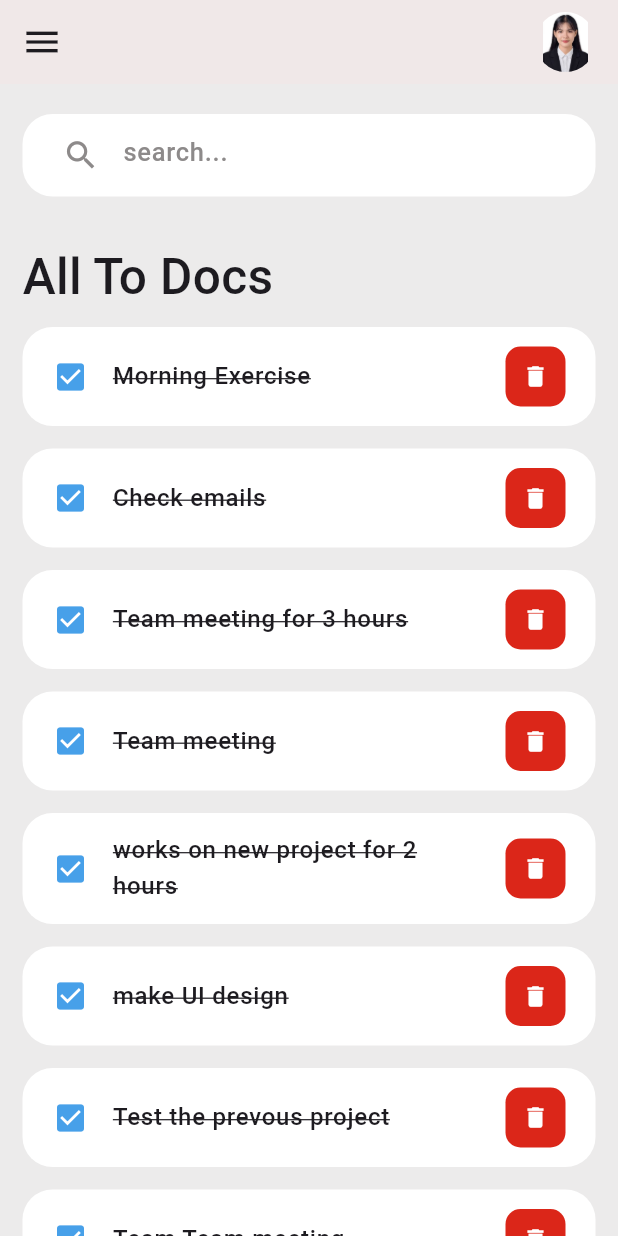
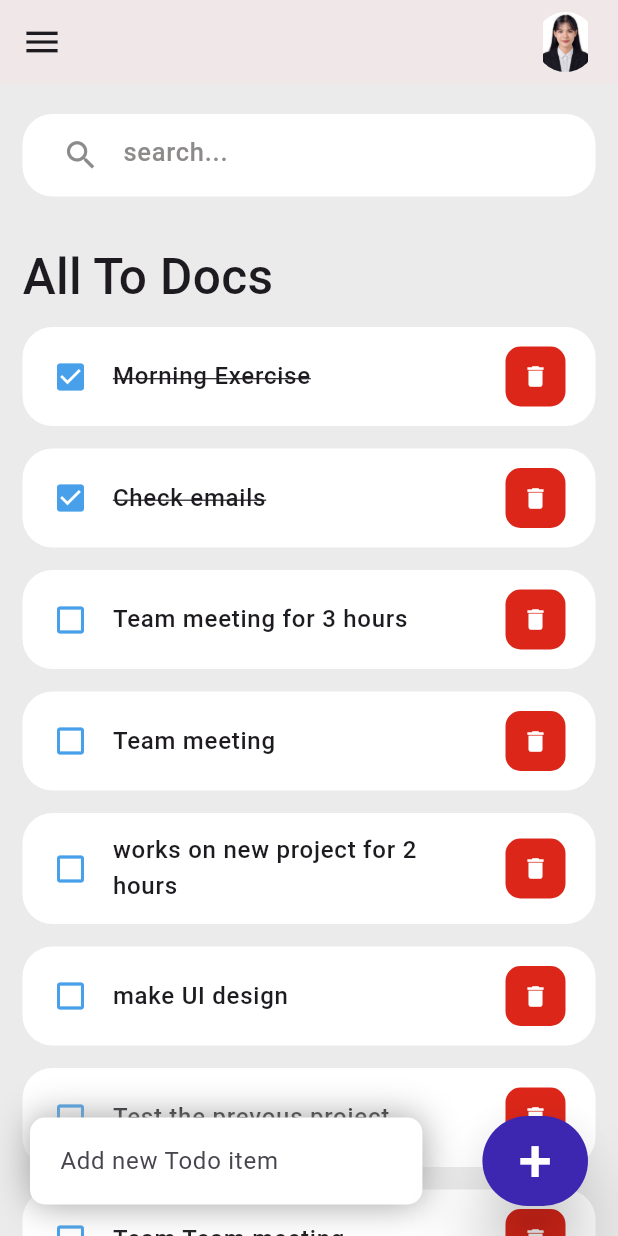
Before and after one commit to jsmaxo/todo-app, a Flutter app: the screen it shows after launch, on a phone screen of 412 x 824 dp. Run offline on Flutter 3.47's test engine with Material 3 defaults, Android fonts, the phone set to English and light mode, and no system bars.

Commit message:
added input text and adding button for todo item

```diff
--- a/lib/pages/home_page.dart
+++ b/lib/pages/home_page.dart
@@ -35,7 +35,9 @@ class HomePage extends StatelessWidget {
           ),
         ],
       ),
-      body: SingleChildScrollView(
+      body: Stack(
+        children: [
+          SingleChildScrollView(
             child: Padding(
               padding: const EdgeInsets.symmetric(
                 vertical: 20,
@@ -66,6 +68,68 @@ class HomePage extends StatelessWidget {
               ),
             ),
           ),
+          Align(
+            alignment: Alignment.bottomCenter,
+            child: Row(
+              children: [
+                Expanded(
+                  child: Container(
+                    margin: EdgeInsets.only(
+                      bottom: 20,
+                      right: 20,
+                      left: 20,
+                    ),
+                    padding: EdgeInsets.symmetric(
+                      horizontal: 20,
+                      vertical: 5,
+                    ),
+                    decoration: BoxDecoration(
+                      color: Colors.white,
+                      boxShadow: [
+                        BoxShadow(
+                          color: Colors.grey,
+                          offset: Offset(0.0, 0.0),
+                          blurRadius: 20,
+                          spreadRadius: 0.0,
+                        ),
+                      ],
+                      borderRadius: BorderRadius.circular(10),
+                    ),
+                    child: TextField(
+                      decoration: InputDecoration(
+                        hintText: "Add new Todo item",
+                        border: InputBorder.none,
+                      ),
+                    ),
+                  ),
+                ),
+                Container(
+                  margin: EdgeInsets.only(
+                    right: 20,
+                    left: 20,
+                    bottom: 20,
+                  ),
+                  child: ElevatedButton(
+                    child: Text(
+                      "+",
+                      style: TextStyle(
+                        fontSize: 40,
+                        color: tWhite,
+                      ),
+                    ),
+                    onPressed: () {},
+                    style: ElevatedButton.styleFrom(
+                      backgroundColor: const Color.fromARGB(255, 62, 39, 176),
+                      minimumSize: Size(60, 60),
+                      elevation: 20,
+                    ),
+                  ),
+                ),
+              ],
+            ),
+          )
+        ],
+      ),
     );
   }
 }
--- a/lib/widgets/to_do_item.dart
+++ b/lib/widgets/to_do_item.dart
@@ -23,7 +23,7 @@ class ToDoItem extends StatelessWidget {
         ),
         tileColor: tWhite,
         leading: Icon(
-          Icons.check_box,
+          todos.isDone ? Icons.check_box : Icons.check_box_outline_blank,
           color: tBlue,
         ),
         title: Text(
@@ -31,7 +31,7 @@ class ToDoItem extends StatelessWidget {
           style: TextStyle(
             fontSize: 16,
             fontWeight: FontWeight.w500,
-            decoration: TextDecoration.lineThrough,
+            decoration: todos.isDone ? TextDecoration.lineThrough : null,
           ),
         ),
         trailing: Container(
```
Lines whose indentation alone changed are shown as unchanged.
